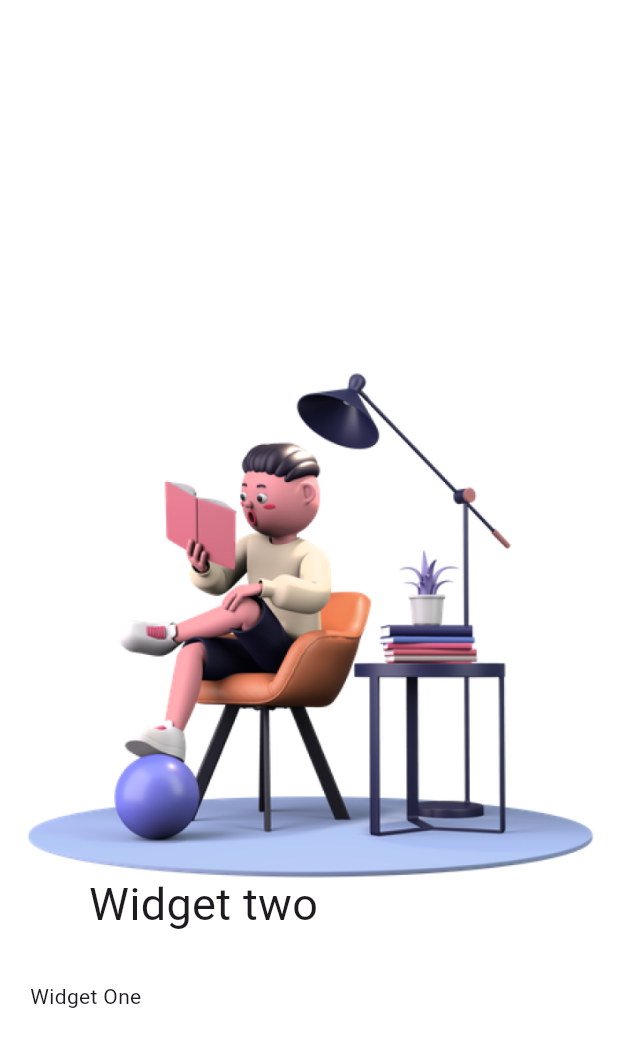
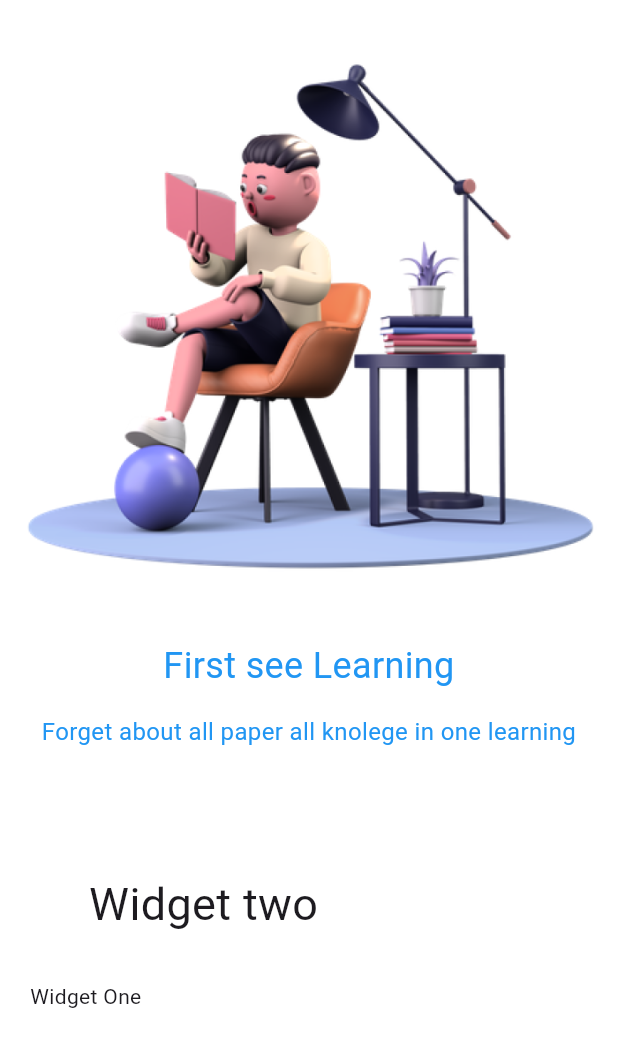
Before and after one commit to AbilioN/onlineCourse, a Flutter app: the screen it shows after launch, on a phone screen of 412 x 824 dp. Shown: the top 1047 px of the screen. Run offline on Flutter 3.47's test engine with Material 3 defaults, Android fonts, the phone set to English and light mode, and no system bars; our stand-ins replace flutter_riverpod.

Commit message:
before page refactor

```diff
--- /dev/null
+++ b/lib/common/widgets/text_widgets.dart
@@ -0,0 +1,37 @@
+import 'package:flutter/material.dart';
+
+class Text24 extends StatelessWidget {
+  final String text;
+  const Text24({super.key, required this.text});
+
+  @override
+  Widget build(BuildContext context) {
+    return Text(
+      text,
+      textAlign: TextAlign.center,
+      style: const TextStyle(
+        color: Colors.blue,
+        fontSize: 24,
+        fontWeight: FontWeight.normal,
+      ),
+    );
+  }
+}
+
+class Text16 extends StatelessWidget {
+  final String text;
+  const Text16({super.key, required this.text});
+
+  @override
+  Widget build(BuildContext context) {
+    return Text(
+      text,
+      textAlign: TextAlign.center,
+      style: const TextStyle(
+        color: Colors.blue,
+        fontSize: 16,
+        fontWeight: FontWeight.normal,
+      ),
+    );
+  }
+}
--- a/lib/pages/welcome/welcome.dart
+++ b/lib/pages/welcome/welcome.dart
@@ -1,34 +1,57 @@
+import 'package:another/common/widgets/text_widgets.dart';
 import 'package:flutter/material.dart';
 
 class Welcome extends StatelessWidget {
   const Welcome({super.key});
-
   @override
   Widget build(BuildContext context) {
     return Scaffold(
       backgroundColor: Colors.white,
       body: Stack(
         children: [
-          Text("Hello riverpod"),
-          Container(
-            color: Colors.white,
-            // width: 400,
-            // height: 300,
-            child: PageView(
+          PageView(
             scrollDirection: Axis.horizontal,
             children: [
-                Container(
-                  width: 345,
-                  height: 345,
-                  child: Image.asset("assets/images/reading.png"),
+              // first page
+              Column(
+                children: [
+                  Image.asset(
+                    "assets/images/reading.png",
+                    fit: BoxFit.fitWidth,
                   ),
                   Container(
-                  width: 345,
-                  height: 345,
-                  child: Image.asset("assets/images/reading.png"),
+                    child: Text24(text: "First see Learning"),
+                    margin: EdgeInsets.only(top: 15),
+                  ),
+                  Container(
+                    margin: EdgeInsets.only(top: 15),
+                    child: Text16(
+                      text:
+                          "Forget about all paper all knolege in one learning",
+                    ),
+                  )
+                ],
+              ),
+              Column(
+                children: [
+                  Image.asset(
+                    "assets/images/reading.png",
+                    fit: BoxFit.fitWidth,
+                  ),
+                  Container(
+                    child: Text24(text: "First see Learning"),
+                    margin: EdgeInsets.only(top: 15),
+                  ),
+                  Container(
+                    margin: EdgeInsets.only(top: 15),
+                    child: Text16(
+                      text:
+                          "Forget about all paper all knolege in one learning",
+                    ),
+                  )
+                ],
               ),
             ],
-            ),
           ),
           const Positioned(
             child: const Text("Widget One"),
@@ -48,3 +71,7 @@ class Welcome extends StatelessWidget {
     );
   }
 }
+
+class text24Normal {
+  const text24Normal();
+}
```
Also changed, not shown: lib/pages/welcome/widgets.dart (added, +36 -0 lines). Lines whose indentation alone changed are shown as unchanged.
